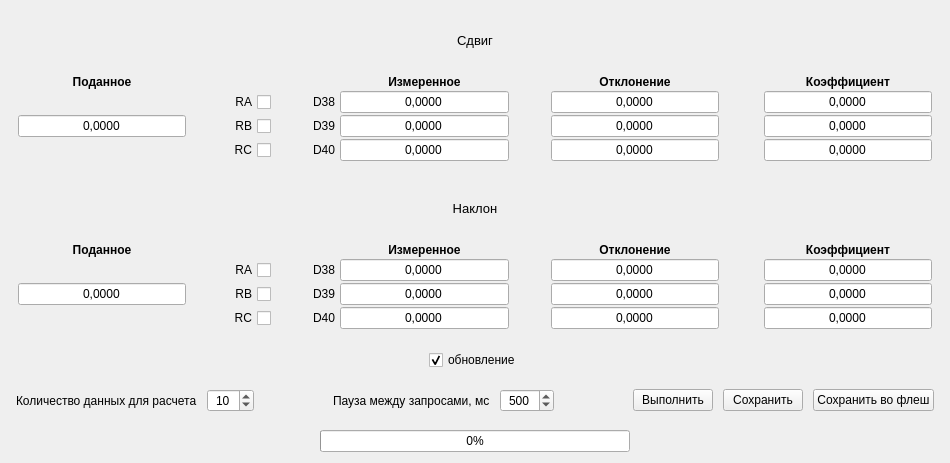
Old version of the form classes/calibrationwidget/calibrationwidgetbruresistance.ui in the repository vlarry/configurator.
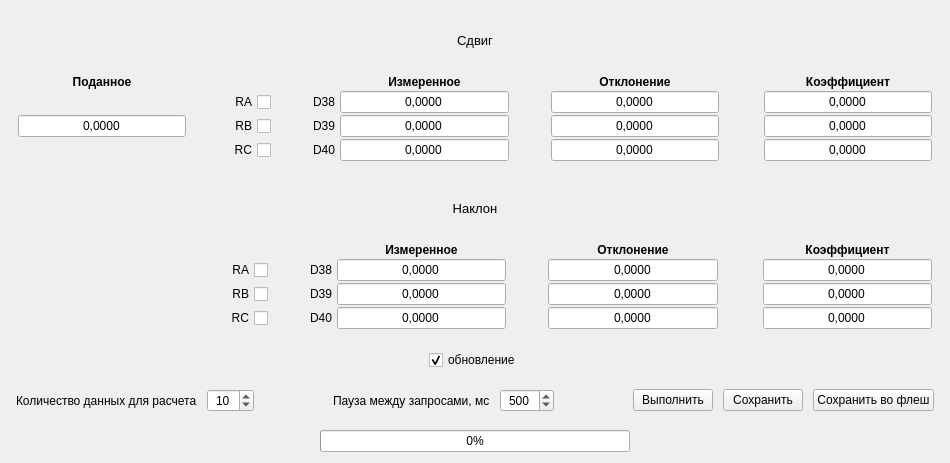
New version of the form. Custom widgets are drawn as their Qt base class.

```diff
--- a/classes/calibrationwidget/calibrationwidgetbruresistance.ui
+++ b/classes/calibrationwidget/calibrationwidgetbruresistance.ui
@@ -878,25 +878,6 @@
          </property>
         </widget>
        </item>
-       <item row="2" column="0">
-        <widget class="CLineEdit" name="lineEditPowerStandardPhaseIncline">
-         <property name="sizePolicy">
-          <sizepolicy hsizetype="Expanding" vsizetype="Fixed">
-           <horstretch>0</horstretch>
-           <verstretch>0</verstretch>
-          </sizepolicy>
-         </property>
-         <property name="toolTip">
-          <string>Эталонное значение</string>
-         </property>
-         <property name="text">
-          <string>0,0000</string>
-         </property>
-         <property name="alignment">
-          <set>Qt::AlignCenter</set>
-         </property>
-        </widget>
-       </item>
        <item row="3" column="5">
         <widget class="CLineEdit" name="lineEditMeasuredD40Incline">
          <property name="sizePolicy">
@@ -973,25 +954,6 @@
          </property>
         </spacer>
        </item>
-       <item row="0" column="0">
-        <widget class="QLabel" name="label_17">
-         <property name="font">
-          <font>
-           <weight>75</weight>
-           <bold>true</bold>
-          </font>
-         </property>
-         <property name="text">
-          <string>Поданное</string>
-         </property>
-         <property name="scaledContents">
-          <bool>true</bool>
-         </property>
-         <property name="alignment">
-          <set>Qt::AlignCenter</set>
-         </property>
-        </widget>
-       </item>
        <item row="2" column="9">
         <widget class="CLineEdit" name="lineEditFactorRBIncline">
          <property name="sizePolicy">
@@ -1046,6 +1008,19 @@
          </property>
         </spacer>
        </item>
+       <item row="2" column="0">
+        <spacer name="horizontalSpacer_7">
+         <property name="orientation">
+          <enum>Qt::Horizontal</enum>
+         </property>
+         <property name="sizeHint" stdset="0">
+          <size>
+           <width>40</width>
+           <height>20</height>
+          </size>
+         </property>
+        </spacer>
+       </item>
       </layout>
      </item>
      <item>
```
Left out of the diff: 2 changed lines with no effect on the pictures.
